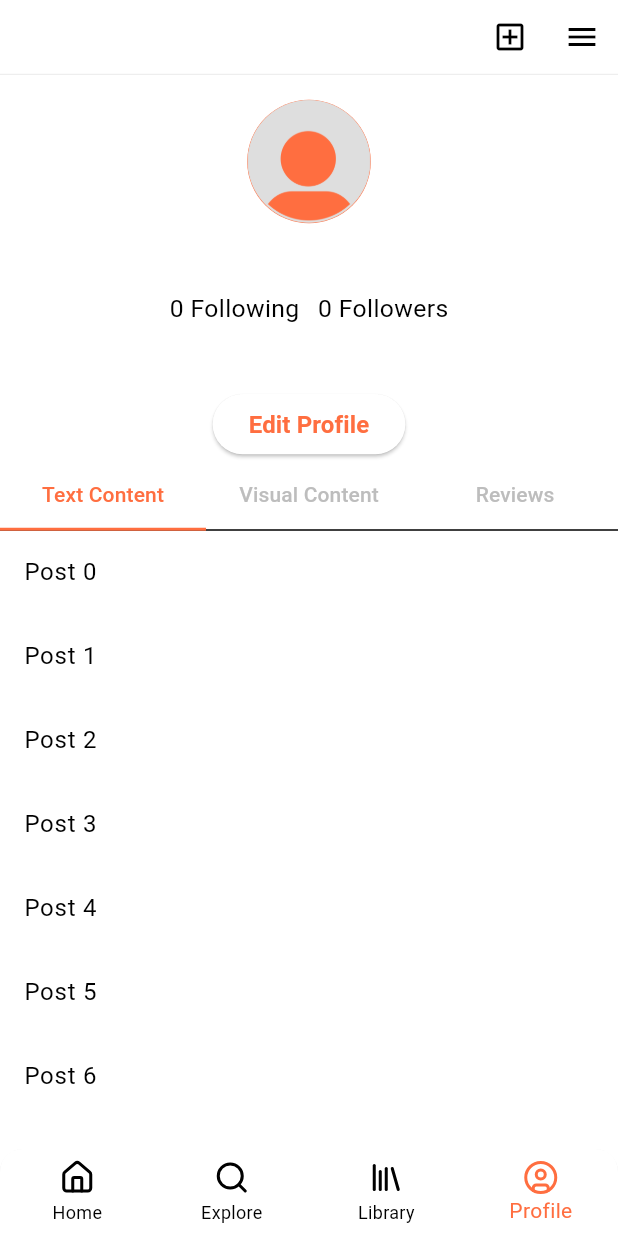
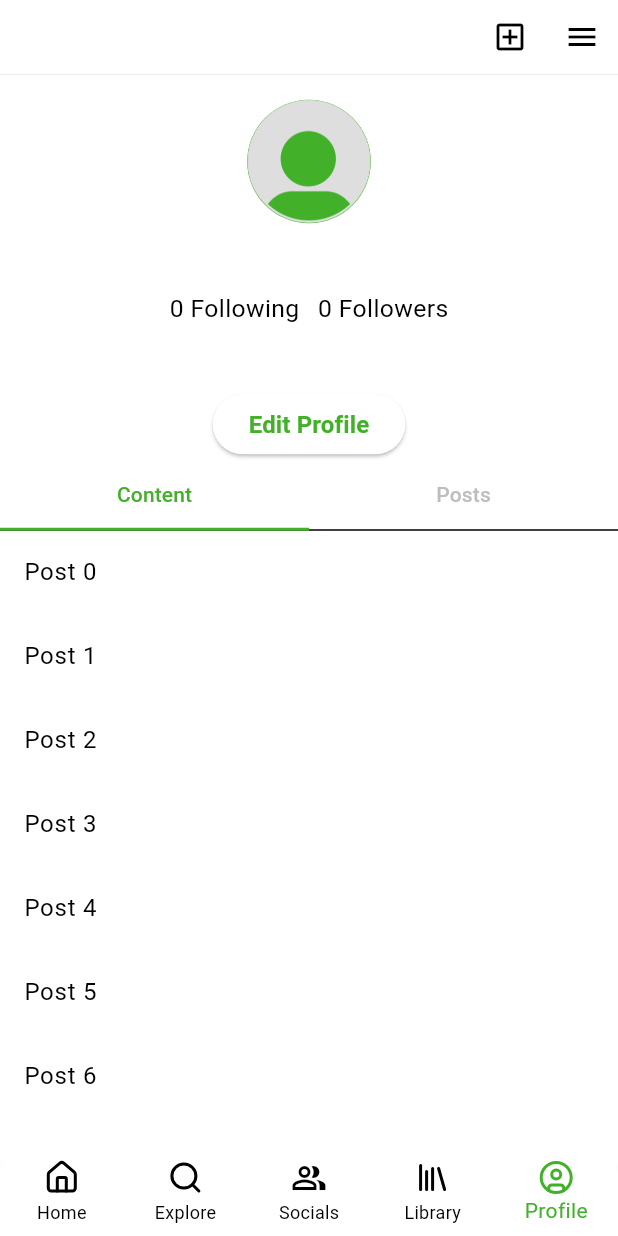
Before and after one commit to aakashdeepsil/webtoons, a Flutter app: the ProfilePage screen opened by its route, on a phone screen of 412 x 824 dp. Run offline on Flutter 3.47's test engine with Material 3 defaults, Android fonts, the phone set to English and light mode, and no system bars; our stand-ins replace email_validator, flutter_dotenv, go_router, image_picker, infinite_carousel, lucide_icons and 1 more; missing offline and left inert: supabase_auth_ui; accounts and stored records are empty; network calls fail.

Commit message:
fixed my_bottom_navigation_bar

```diff
--- a/lib/components/my_bottom_navigation_bar.dart
+++ b/lib/components/my_bottom_navigation_bar.dart
@@ -3,11 +3,19 @@ import 'package:flutter/material.dart';
 import 'package:go_router/go_router.dart';
 import 'package:lucide_icons/lucide_icons.dart';
 
-class MyBottomNavigationBar extends StatelessWidget {
+class MyBottomNavigationBar extends StatefulWidget {
   const MyBottomNavigationBar({
     super.key,
+    required this.index,
   });
 
+  final int index;
+
+  @override
+  State<MyBottomNavigationBar> createState() => _MyBottomNavigationBarState();
+}
+
+class _MyBottomNavigationBarState extends State<MyBottomNavigationBar> {
   @override
   Widget build(BuildContext context) {
     return ClipRRect(
@@ -17,7 +25,7 @@ class MyBottomNavigationBar extends StatelessWidget {
       ),
       child: BottomNavigationBar(
         type: BottomNavigationBarType.fixed,
-        currentIndex: 3,
+        currentIndex: widget.index,
         backgroundColor: Theme.of(context).colorScheme.surface,
         items: const [
           BottomNavigationBarItem(
@@ -29,6 +37,11 @@ class MyBottomNavigationBar extends StatelessWidget {
             icon: Icon(LucideIcons.search),
             label: 'Explore',
             tooltip: 'Explore',
+          ),
+          BottomNavigationBarItem(
+            icon: Icon(Icons.people_alt_outlined),
+            label: 'Socials',
+            tooltip: 'Socials',
           ),
           BottomNavigationBarItem(
             icon: Icon(LucideIcons.library),
@@ -55,6 +68,8 @@ class MyBottomNavigationBar extends StatelessWidget {
             case 2:
               break;
             case 3:
+              break;
+            case 4:
               context.go('/profile');
               break;
             default:
--- a/lib/profile/edit_profile.dart
+++ b/lib/profile/edit_profile.dart
@@ -268,7 +268,7 @@ class _EditProfilePageState extends State<EditProfilePage> {
                 ),
               ),
             ),
-      bottomNavigationBar: const MyBottomNavigationBar(),
+      bottomNavigationBar: const MyBottomNavigationBar(index: 4),
     );
   }
 }
--- a/lib/profile/profile.dart
+++ b/lib/profile/profile.dart
@@ -117,7 +117,7 @@ class _ProfilePageState extends State<ProfilePage> {
       body: _loading
           ? const Center(child: CircularProgressIndicator())
           : DefaultTabController(
-              length: 3,
+              length: 2,
               child: NestedScrollView(
                   headerSliverBuilder: (context, _) {
                     return [
@@ -144,13 +144,10 @@ class _ProfilePageState extends State<ProfilePage> {
                         indicatorWeight: 1,
                         tabs: const [
                           Tab(
-                            text: "Text Content",
+                            text: "Content",
                           ),
                           Tab(
-                            text: "Visual Content",
-                          ),
-                          Tab(
-                            text: "Reviews",
+                            text: "Posts",
                           ),
                         ],
                       ),
@@ -173,21 +170,13 @@ class _ProfilePageState extends State<ProfilePage> {
                                 );
                               },
                             ),
-                            ListView.builder(
-                              itemCount: 10,
-                              itemBuilder: (context, index) {
-                                return ListTile(
-                                  title: Text("Saved $index"),
-                                );
-                              },
-                            ),
                           ],
                         ),
                       ),
                     ],
                   )),
             ),
-      bottomNavigationBar: const MyBottomNavigationBar(),
+      bottomNavigationBar: const MyBottomNavigationBar(index: 4),
     );
   }
 }
--- a/lib/theme/theme.dart
+++ b/lib/theme/theme.dart
@@ -5,7 +5,8 @@ ThemeData lightMode = ThemeData(
   colorScheme: const ColorScheme.light(
     surface: Colors.white,
     brightness: Brightness.light,
-    primary: Colors.deepOrangeAccent,
+    primary: Color.fromRGBO(67, 176, 42, 1),
+    secondary: Color.fromRGBO(206, 159, 81, 1),
   ),
 );
 
@@ -14,6 +15,7 @@ ThemeData darkMode = ThemeData(
   colorScheme: const ColorScheme.dark(
     surface: Color.fromRGBO(15, 15, 15, 1),
     brightness: Brightness.dark,
-    primary: Colors.deepOrangeAccent,
+    primary: Color.fromRGBO(206, 159, 81, 1),
+    secondary: Color.fromRGBO(67, 176, 42, 1),
   ),
 );
```
Also changed, not shown: lib/home.dart (+6 -57 lines).
